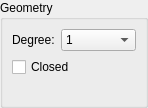
This is librecad/src/ui/dialogs/entity/lc_splinepropertieseditingwidget.ui in LibreCAD/LibreCAD as Qt 5 draws it before an edit. The edited form follows.
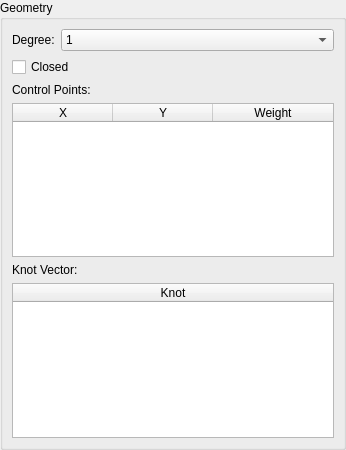
This is the edited form.

```diff
--- a/librecad/src/ui/dialogs/entity/lc_splinepropertieseditingwidget.ui
+++ b/librecad/src/ui/dialogs/entity/lc_splinepropertieseditingwidget.ui
@@ -6,8 +6,8 @@
    <rect>
     <x>0</x>
     <y>0</y>
-    <width>148</width>
-    <height>108</height>
+    <width>346</width>
+    <height>450</height>
    </rect>
   </property>
   <property name="windowTitle">
@@ -41,22 +41,6 @@
       <string>Geometry</string>
      </property>
      <layout class="QGridLayout" columnstretch="0,5">
-      <item row="2" column="0">
-       <spacer name="spacer58">
-        <property name="orientation">
-         <enum>Qt::Vertical</enum>
-        </property>
-        <property name="sizeType">
-         <enum>QSizePolicy::Expanding</enum>
-        </property>
-        <property name="sizeHint" stdset="0">
-         <size>
-          <width>20</width>
-          <height>0</height>
-         </size>
-        </property>
-       </spacer>
-      </item>
       <item row="0" column="0">
        <widget class="QLabel" name="lDegree">
         <property name="text">
@@ -111,6 +95,88 @@
         </item>
        </widget>
       </item>
+      <item row="2" column="0" colspan="2">
+       <widget class="QLabel" name="lControlPoints">
+        <property name="text">
+         <string>Control Points:</string>
+        </property>
+       </widget>
+      </item>
+      <item row="3" column="0" colspan="2">
+       <widget class="QTableWidget" name="tableControlPoints">
+        <property name="sizePolicy">
+         <sizepolicy hsizetype="Expanding" vsizetype="Expanding">
+          <horstretch>0</horstretch>
+          <verstretch>0</verstretch>
+         </sizepolicy>
+        </property>
+        <property name="toolTip">
+         <string>Control points with coordinates and weights</string>
+        </property>
+        <attribute name="horizontalHeaderStretchLastSection">
+         <bool>true</bool>
+        </attribute>
+        <column>
+         <property name="text">
+          <string>X</string>
+         </property>
+        </column>
+        <column>
+         <property name="text">
+          <string>Y</string>
+         </property>
+        </column>
+        <column>
+         <property name="text">
+          <string>Weight</string>
+         </property>
+        </column>
+       </widget>
+      </item>
+      <item row="4" column="0" colspan="2">
+       <widget class="QLabel" name="lKnots">
+        <property name="text">
+         <string>Knot Vector:</string>
+        </property>
+       </widget>
+      </item>
+      <item row="5" column="0" colspan="2">
+       <widget class="QTableWidget" name="tableKnots">
+        <property name="sizePolicy">
+         <sizepolicy hsizetype="Expanding" vsizetype="Expanding">
+          <horstretch>0</horstretch>
+          <verstretch>0</verstretch>
+         </sizepolicy>
+        </property>
+        <property name="toolTip">
+         <string>Knot values (non-decreasing sequence)</string>
+        </property>
+        <attribute name="horizontalHeaderStretchLastSection">
+         <bool>true</bool>
+        </attribute>
+        <column>
+         <property name="text">
+          <string>Knot</string>
+         </property>
+        </column>
+       </widget>
+      </item>
+      <item row="6" column="0">
+       <spacer name="spacer58">
+        <property name="orientation">
+         <enum>Qt::Orientation::Vertical</enum>
+        </property>
+        <property name="sizeType">
+         <enum>QSizePolicy::Policy::Expanding</enum>
+        </property>
+        <property name="sizeHint" stdset="0">
+         <size>
+          <width>20</width>
+          <height>0</height>
+         </size>
+        </property>
+       </spacer>
+      </item>
      </layout>
     </widget>
    </item>
```
